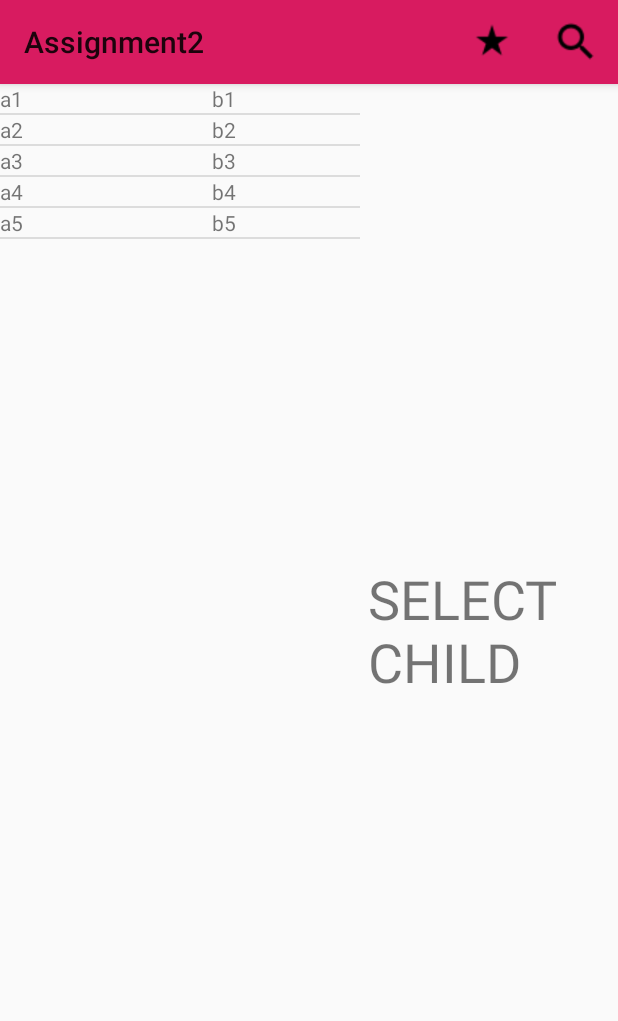
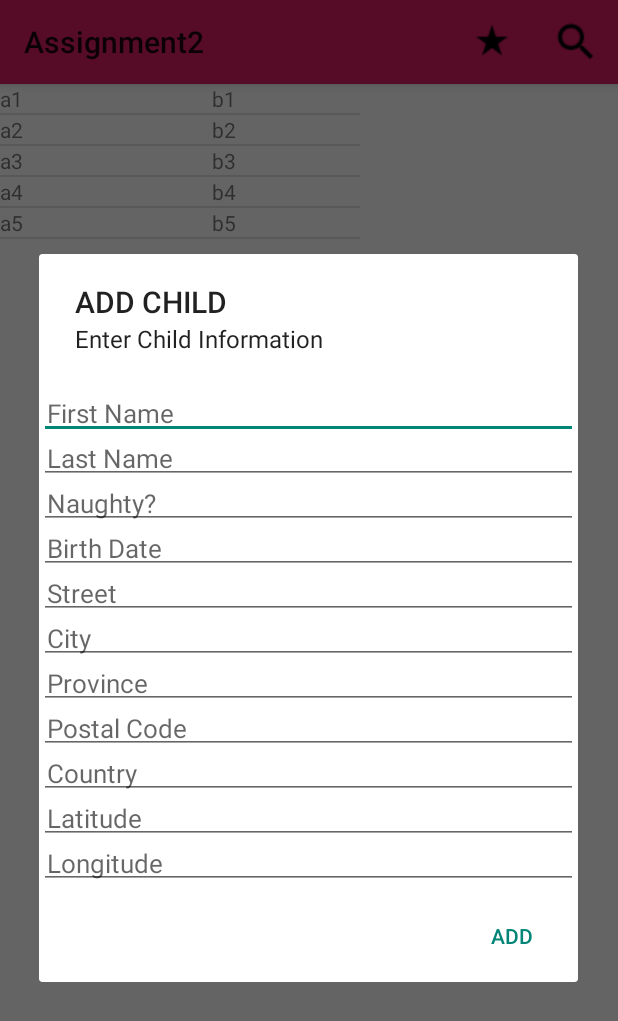
Before and after one commit to tommyyeh0505/AndroidAssignment2, an Android app: the screen it shows after launch (MainActivity), after a tap on "Add Child", on a phone screen of 412 x 824 dp. Shown: the top 1021 px of the screen. Run offline under Robolectric (Android 15) with nearby library versions, the phone set to English and light mode, and no system bars.

Commit message:
added ADD function

```diff
--- a/app/src/main/java/com/example/tommy/assignment2/ChildrenList.java
+++ /dev/null
@@ -1,29 +0,0 @@
-package com.example.tommy.assignment2;
-
-import android.os.Bundle;
-import android.support.design.widget.FloatingActionButton;
-import android.support.design.widget.Snackbar;
-import android.support.v7.app.AppCompatActivity;
-import android.support.v7.widget.Toolbar;
-import android.view.View;
-
-public class ChildrenList extends AppCompatActivity {
-
-    @Override
-    protected void onCreate(Bundle savedInstanceState) {
-        super.onCreate(savedInstanceState);
-        setContentView(R.layout.activity_children_list);
-        Toolbar toolbar = (Toolbar) findViewById(R.id.toolbar);
-        setSupportActionBar(toolbar);
-
-        FloatingActionButton fab = (FloatingActionButton) findViewById(R.id.fab);
-        fab.setOnClickListener(new View.OnClickListener() {
-            @Override
-            public void onClick(View view) {
-                Snackbar.make(view, "Replace with your own action", Snackbar.LENGTH_LONG)
-                        .setAction("Action", null).show();
-            }
-        });
-    }
-
-}
--- a/app/src/main/java/com/example/tommy/assignment2/MainActivity.java
+++ b/app/src/main/java/com/example/tommy/assignment2/MainActivity.java
@@ -1,24 +1,39 @@
 package com.example.tommy.assignment2;
 
 import android.app.Activity;
+import android.content.DialogInterface;
 import android.content.Intent;
+import android.support.v4.app.Fragment;
 import android.support.v7.app.AppCompatActivity;
 import android.os.Bundle;
 import android.util.Log;
+import android.view.LayoutInflater;
 import android.view.Menu;
 import android.view.MenuItem;
 import android.view.View;
 import android.widget.AdapterView;
+import android.widget.Button;
+import android.widget.EditText;
+import android.widget.LinearLayout;
 import android.widget.ListView;
+
+import java.text.DateFormat;
+import java.util.Date;
+import java.time.format.DateTimeFormatter;
 import java.util.ArrayList;
 import java.util.Arrays;
 import android.support.v7.widget.Toolbar;
 import android.widget.AdapterView.OnItemClickListener;
-
+import android.app.AlertDialog;
+import android.widget.TextView;
+import android.widget.Toast;
+import java.text.SimpleDateFormat;
+import java.text.DateFormat;
 
 
 public class MainActivity extends AppCompatActivity implements ChildListFragment.ChildListListener, ChildInfoFragment.ChildInfoListener {
     SQLHelper db;
+    private static Button addButton;
 
     @Override
     public void delete(int i) {
@@ -53,6 +68,48 @@ public class MainActivity extends AppCompatActivity implements ChildListFragment
 
     }
 
+    public void addChild() {
+
+        AlertDialog.Builder alertDialog = new AlertDialog.Builder(MainActivity.this);
+        alertDialog.setTitle("ADD CHILD");
+        alertDialog.setMessage("Enter Child Information");
+        LayoutInflater inflater = this.getLayoutInflater();
+        final View dialogView = inflater.inflate(R.layout.child_add, null);
+        alertDialog.setView(dialogView);
+
+
+        final EditText firstName = (EditText)dialogView.findViewById(R.id.first_name);
+        final EditText lastName = (EditText)dialogView.findViewById(R.id.last_name);
+        final EditText birthDate = (EditText)dialogView.findViewById(R.id.birthDate);
+        final EditText street = (EditText)dialogView.findViewById(R.id.street);
+        final EditText city = (EditText)dialogView.findViewById(R.id.city);
+        final EditText province = (EditText)dialogView.findViewById(R.id.province);
+        final EditText postalCode = (EditText)dialogView.findViewById(R.id.postalCode);
+        final EditText country = (EditText)dialogView.findViewById(R.id.country);
+        final EditText latitude = (EditText)dialogView.findViewById(R.id.latitude);
+        final EditText longitude = (EditText)dialogView.findViewById(R.id.longitude);
+        final EditText isNaughty = (EditText)dialogView.findViewById(R.id.is_naughty);
+
+
+        alertDialog.setPositiveButton("Add",
+                new DialogInterface.OnClickListener() {
+                    @Override
+                    public void onClick(DialogInterface arg0, int arg1) {
+                        DateFormat dateFormat = new SimpleDateFormat("yyyy/MM/dd");
+                        Date date = new Date();
+                        String dateString = dateFormat.format(date);
+                        Child child = new Child(-1, firstName.getText().toString(), lastName.getText().toString(), birthDate.getText().toString(),
+                                street.getText().toString(), city.getText().toString(), province.getText().toString(), postalCode.getText().toString(),
+                                country.getText().toString(), Integer.parseInt(latitude.getText().toString()), Integer.parseInt(longitude.getText().toString()),
+                                Boolean.valueOf(isNaughty.getText().toString()), dateString );
+                        db.insertChild(child);
+                        refresh();
+                        Toast.makeText(MainActivity.this, "Child Added", Toast.LENGTH_LONG).show();
+                    }
+                });
+        AlertDialog dialog = alertDialog.create();
+        dialog.show();
+    }
     public void refresh(){
         ChildListFragment listFrag = (ChildListFragment) getSupportFragmentManager().findFragmentById(R.id.child_list_fragment);
         ArrayList<Child> children = db.getChildren();
@@ -76,7 +133,7 @@ public class MainActivity extends AppCompatActivity implements ChildListFragment
     public boolean onOptionsItemSelected(MenuItem item) {
         switch (item.getItemId()) {
             case R.id.action_add:
-                // User chose the "Settings" item, show the app settings UI...
+                addChild();
                 return true;
 
             case R.id.action_search:
--- /dev/null
+++ b/app/src/main/res/layout/child_add.xml
@@ -0,0 +1,100 @@
+<LinearLayout xmlns:android="http://schemas.android.com/apk/res/android"
+    android:layout_width="match_parent"
+    android:layout_height="match_parent"
+    android:layout_alignParentStart="true"
+    android:layout_alignParentTop="true"
+    android:layout_alignParentBottom="true"
+    android:layout_marginTop="0dp"
+    android:layout_marginBottom="0dp"
+    android:orientation="vertical">
+
+    <EditText
+        android:id="@+id/first_name"
+        android:layout_width="match_parent"
+        android:layout_height="30dp"
+        android:padding="5dp"
+        android:hint="First Name"
+        android:textSize="17sp" />
+
+    <EditText
+        android:id="@+id/last_name"
+        android:layout_width="match_parent"
+        android:layout_height="30dp"
+        android:padding="5dp"
+        android:hint="Last Name"
+        android:textSize="17sp" />
+
+    <EditText
+        android:id="@+id/is_naughty"
+        android:layout_width="match_parent"
+        android:layout_height="30dp"
+        android:padding="5dp"
+        android:hint="Naughty?"
+        android:textSize="17sp" />
+
+    <EditText
+        android:id="@+id/birthDate"
+        android:layout_width="match_parent"
+        android:layout_height="30dp"
+        android:padding="5dp"
+        android:hint="Birth Date"
+        android:textSize="17sp" />
+
+    <EditText
+        android:id="@+id/street"
+        android:layout_width="match_parent"
+        android:layout_height="30dp"
+        android:padding="5dp"
+        android:hint="Street"
+        android:textSize="17sp" />
+
+    <EditText
+        android:id="@+id/city"
+        android:layout_width="match_parent"
+        android:layout_height="30dp"
+        android:padding="5dp"
+        android:hint="City"
+        android:textSize="17sp" />
+
+    <EditText
+        android:id="@+id/province"
+        android:layout_width="match_parent"
+        android:layout_height="30dp"
+        android:padding="5dp"
+        android:hint="Province"
+        android:textSize="17sp" />
+
+    <EditText
+        android:id="@+id/postalCode"
+        android:layout_width="match_parent"
+        android:layout_height="30dp"
+        android:padding="5dp"
+        android:hint="Postal Code"
+        android:textSize="17sp" />
+
+    <EditText
+        android:id="@+id/country"
+        android:layout_width="match_parent"
+        android:layout_height="30dp"
+        android:padding="5dp"
+        android:hint="Country"
+        android:textSize="17sp" />
+
+    <EditText
+        android:id="@+id/latitude"
+        android:layout_width="match_parent"
+        android:layout_height="30dp"
+        android:padding="5dp"
+        android:hint="Latitude"
+        android:textSize="17sp" />
+
+    <EditText
+        android:id="@+id/longitude"
+        android:layout_width="match_parent"
+        android:layout_height="30dp"
+        android:padding="5dp"
+        android:hint="Longitude"
+        android:textSize="17sp" />
+
+
+</LinearLayout>
```
